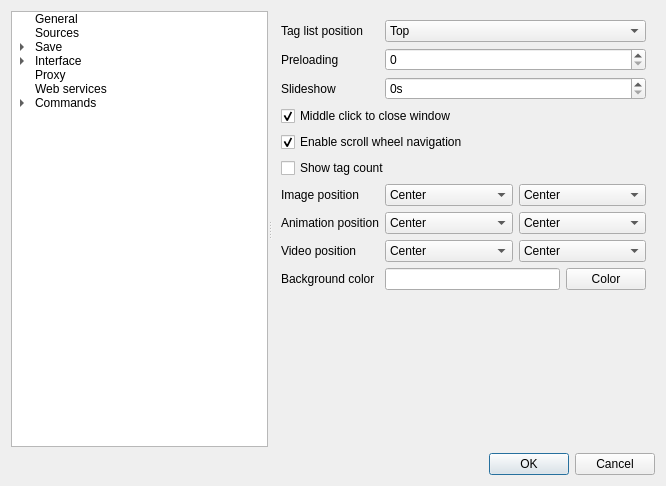
Above: gui/src/settings/optionswindow.ui from Bionus/imgbrd-grabber before the change. Below: the same form after it.
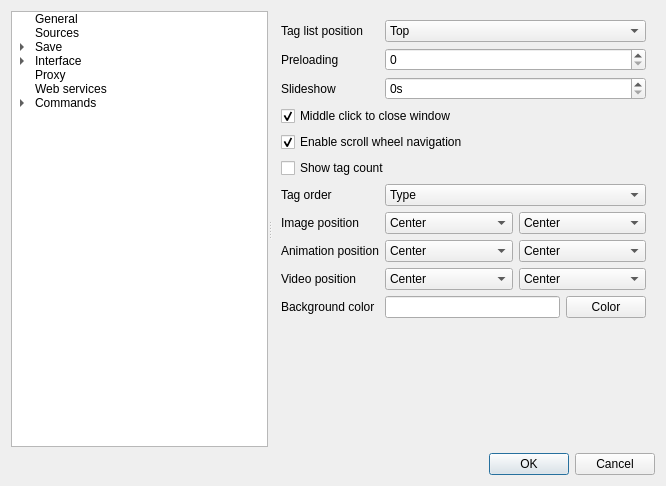
That is the form after the change. The open tabs and pages were chosen to show the change. Icons and pictures are not drawn.

Commit message: Allow to change tag order in zoom window (fix #1020)

```diff
--- a/gui/src/settings/optionswindow.ui
+++ b/gui/src/settings/optionswindow.ui
@@ -1861,14 +1861,14 @@
           </property>
          </widget>
         </item>
-        <item row="6" column="0">
+        <item row="7" column="0">
          <widget class="QLabel" name="labelImagePositionImage">
           <property name="text">
            <string>Image position</string>
           </property>
          </widget>
         </item>
-        <item row="6" column="1">
+        <item row="7" column="1">
          <layout class="QHBoxLayout" name="layoutImagePositionImage">
           <item>
            <widget class="QComboBox" name="comboImagePositionImageV">
@@ -1916,14 +1916,14 @@
           </item>
          </layout>
         </item>
-        <item row="7" column="0">
+        <item row="8" column="0">
          <widget class="QLabel" name="labelImagePositionAnimation">
           <property name="text">
            <string>Animation position</string>
           </property>
          </widget>
         </item>
-        <item row="7" column="1">
+        <item row="8" column="1">
          <layout class="QHBoxLayout" name="layoutImagePositionAnimation">
           <item>
            <widget class="QComboBox" name="comboImagePositionAnimationV">
@@ -1971,14 +1971,14 @@
           </item>
          </layout>
         </item>
-        <item row="8" column="0">
+        <item row="9" column="0">
          <widget class="QLabel" name="labelImagePositionVideo">
           <property name="text">
            <string>Video position</string>
           </property>
          </widget>
         </item>
-        <item row="8" column="1">
+        <item row="9" column="1">
          <layout class="QHBoxLayout" name="layoutImagePositionVideo">
           <item>
            <widget class="QComboBox" name="comboImagePositionVideoV">
@@ -2026,14 +2026,14 @@
           </item>
          </layout>
         </item>
-        <item row="9" column="0">
+        <item row="10" column="0">
          <widget class="QLabel" name="label_88">
           <property name="text">
            <string>Background color</string>
           </property>
          </widget>
         </item>
-        <item row="9" column="1">
+        <item row="10" column="1">
          <layout class="QHBoxLayout" name="layoutImageBackgroundColor">
           <item>
            <widget class="QLineEdit" name="lineImageBackgroundColor"/>
@@ -2054,6 +2054,32 @@
           </property>
          </widget>
         </item>
+        <item row="6" column="0">
+         <widget class="QLabel" name="labelImageTagOrder">
+          <property name="text">
+           <string>Tag order</string>
+          </property>
+         </widget>
+        </item>
+        <item row="6" column="1">
+         <widget class="QComboBox" name="comboImageTagOrder">
+          <item>
+           <property name="text">
+            <string>Type</string>
+           </property>
+          </item>
+          <item>
+           <property name="text">
+            <string>Name</string>
+           </property>
+          </item>
+          <item>
+           <property name="text">
+            <string>Count</string>
+           </property>
+          </item>
+         </widget>
+        </item>
        </layout>
       </widget>
       <widget class="QWidget" name="pageInterfaceColoring">
```
The commit also changes 7 other files.
